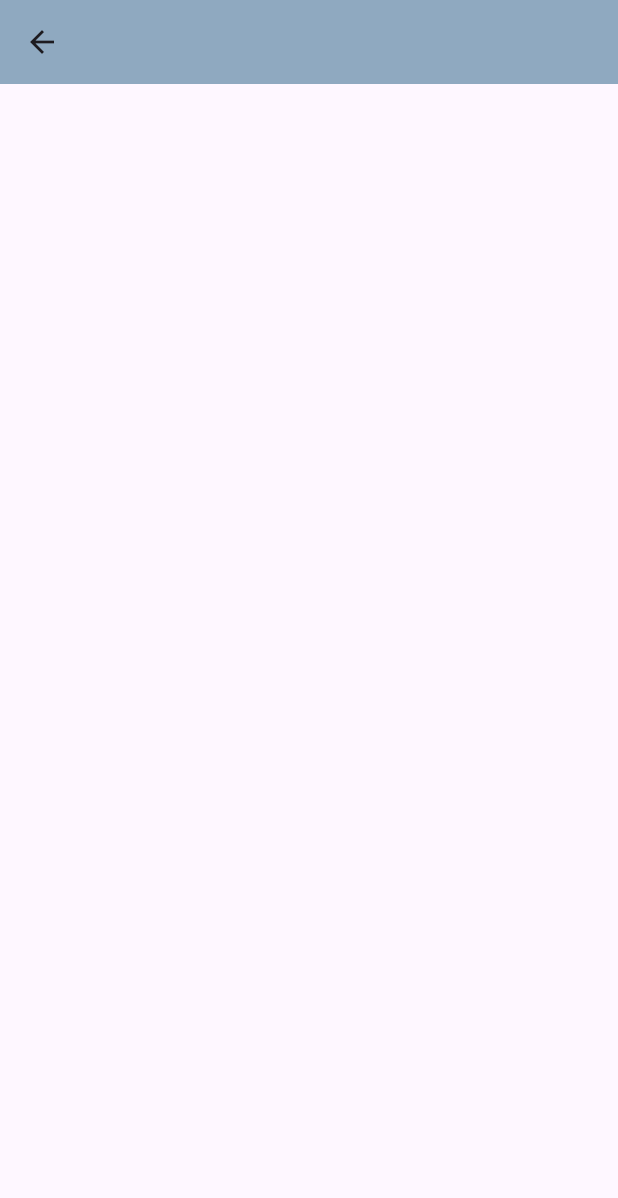
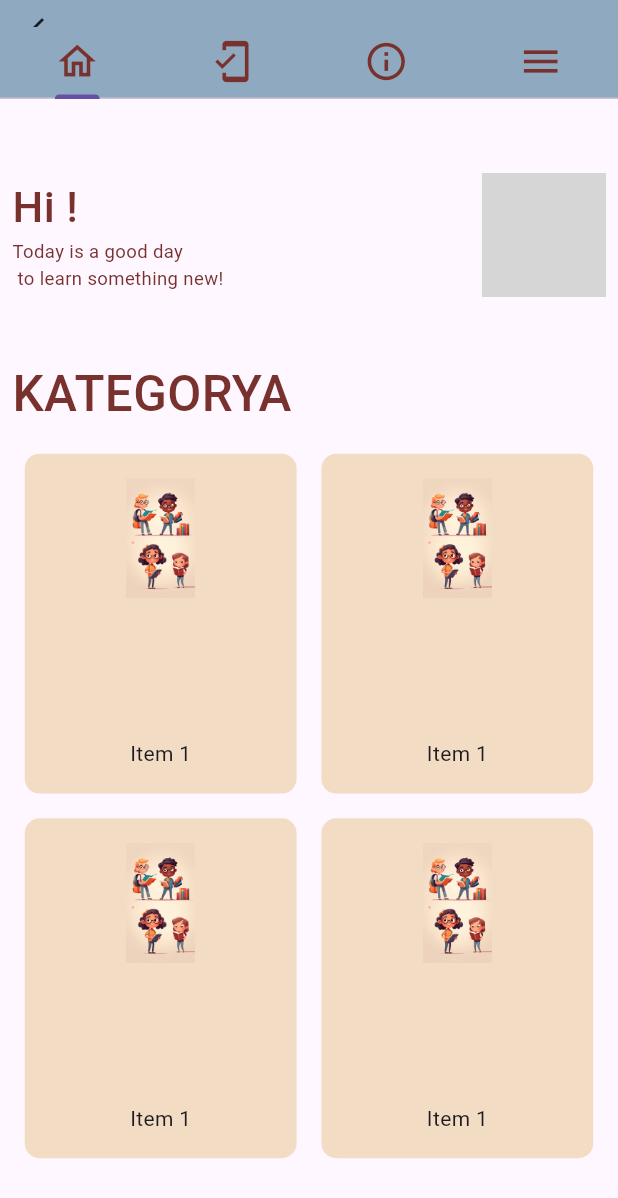
Before and after one commit to JustineQinLao/Talas, a Flutter app: the HomePage screen opened by its route, on a phone screen of 412 x 824 dp. Shown: the top 1198 px of the screen. Run offline on Flutter 3.47's test engine with Material 3 defaults, Android fonts, the phone set to English and light mode, and no system bars; our stand-ins replace google_fonts, shared_preferences; accounts and stored records are empty; Roboto replaces fonts that are missing (Cuprum); grey boxes are pictures that could not be loaded.

Commit message:
Started the main page design

```diff
--- /dev/null
+++ b/talas_app/lib/Pages/MainPages/home.dart
@@ -0,0 +1,155 @@
+import 'package:flutter/material.dart';
+import 'package:shared_preferences/shared_preferences.dart';
+import 'package:talas_app/Utils/style.dart';
+
+class HomeTab extends StatefulWidget {
+  final TabController controllerTab;
+  const HomeTab({super.key, required this.controllerTab});
+
+  @override
+  State<HomeTab> createState() => _HomeTabState();
+}
+
+class _HomeTabState extends State<HomeTab> {
+  final _nameController = TextEditingController();
+  final _avatarController = TextEditingController();
+
+
+  final List<Map<String, String>> items = [
+    {'image': 'assets/images/avatar.png', 'text': 'Item 1'},
+    {'image': 'assets/images/avatar.png', 'text': 'Item 1'},
+    {'image': 'assets/images/avatar.png', 'text': 'Item 1'},
+    {'image': 'assets/images/avatar.png', 'text': 'Item 1'},
+  ];
+
+  void initState() {
+    super.initState();
+    getUserInfo();
+  }
+
+  void getUserInfo() async {
+    final prefs = await SharedPreferences.getInstance();
+    setState(() {
+      _nameController.text = prefs.getString('name') ?? '';
+      _avatarController.text = prefs.getString('avatar') ?? '';
+    });
+  }
+
+  void dispose() {
+    _nameController.dispose();
+    _avatarController.dispose();
+    super.dispose();
+  }
+
+  @override
+  Widget build(BuildContext context) {
+    final height = MediaQuery.of(context).size.height;
+    final width = MediaQuery.of(context).size.width;
+    return Container(
+      padding: EdgeInsets.symmetric(
+          horizontal: width * 0.02, vertical: height * 0.03),
+      child: Column(children: [
+        SizedBox(height: height * 0.03),
+
+        Row(mainAxisAlignment: MainAxisAlignment.spaceBetween, children: [
+          Column(
+            mainAxisAlignment: MainAxisAlignment.center,
+            crossAxisAlignment: CrossAxisAlignment.start,
+            children: [
+              Text('Hi ${_nameController.text.trim()}!',
+                  style: CustomFonts.iniText(
+                      fontsize: width * 0.07,
+                      color: CustomColors.darkbrown,
+                      fontWeight: FontWeight.w500)),
+              Text('Today is a good day \n to learn something new!',
+                  style: CustomFonts.iniText(
+                      fontsize: width * 0.03, color: CustomColors.darkbrown)),
+            ],
+          ),
+          GestureDetector(
+            onTap: () {
+              // _showAvatarSelection(context);
+              widget.controllerTab.animateTo(3);
+            },
+            child: Container(
+              child: Align(
+                  alignment: Alignment.topCenter,
+                  child: SizedBox(
+                    child: CircleAvatar(
+                      radius: width * 0.1,
+                      backgroundColor: Colors.transparent,
+                      child: CircleAvatar(
+                        child: Align(
+                          alignment: Alignment.bottomRight,
+                          child: CircleAvatar(
+                            backgroundColor: CustomColors.cream,
+                            radius: width * 0.04,
+                            child: Icon(
+                              Icons.camera_alt,
+                              size: width * 0.04,
+                              color: CustomColors.darkbrown,
+                            ),
+                          ),
+                        ),
+                        radius: width * 0.1,
+                        backgroundImage: AssetImage(_avatarController.text),
+                        // AssetImage('assets/images/avatar.png'),
+                      ),
+                    ),
+                  )),
+            ),
+          ),
+        ]),
+
+          SizedBox(height: height * 0.05,),
+
+          Row(
+            children: [
+            Text("KATEGORYA", style: CustomFonts.iniText(fontsize: width * 0.08, color: CustomColors.darkbrown, fontWeight: FontWeight.w500)),
+          ]
+          ),
+
+          SizedBox(height: height * 0.02,),
+
+           Expanded(
+             child: Container(
+              padding: EdgeInsets.symmetric(horizontal: width * 0.02),
+               child: GridView.builder(
+                physics: NeverScrollableScrollPhysics(),
+                gridDelegate: SliverGridDelegateWithFixedCrossAxisCount(
+                  crossAxisCount: 2, // Number of columns
+                  crossAxisSpacing: width * 0.04, // Space between columns
+                  mainAxisSpacing: width * 0.04, // Space between rows
+                  childAspectRatio: .8, // Aspect ratio of each item
+                ),
+                itemCount: items.length,
+                itemBuilder: (context, index) {
+                  final item = items[index];
+                  return Container(
+                    padding: EdgeInsets.symmetric(vertical: width * 0.04),
+                    decoration: BoxDecoration(
+                      borderRadius: BorderRadius.circular(10),
+                      color: CustomColors.cream
+                    ),
+                    child: Column(
+                      mainAxisAlignment: MainAxisAlignment.spaceBetween,
+                      children: [
+                        Image.asset(
+                          item['image']!,
+                          height: 80, // Adjust height as needed
+                          width: 80,  // Adjust width as needed
+                        ),
+                        SizedBox(height: 8),
+                        Text(item['text']!),
+                      ],
+                    ),
+                  );
+                },
+                         ),
+             ),
+           )
+
+      ]),
+    );
+  }
+}
--- a/talas_app/lib/Pages/create_avatar.dart
+++ b/talas_app/lib/Pages/create_avatar.dart
@@ -150,6 +150,8 @@ class _CreateAvatarState extends State<CreateAvatar> {
                             }else{
                               final prefs = await SharedPreferences.getInstance();
                               await prefs.setBool('createdAvatar', true);
+                              await prefs.setString('name', _nameController.text);
+                              await prefs.setString('avatar', _selectedAvatar);
 
                               Navigator.of(context).pushReplacementNamed('/');
                             }
--- a/talas_app/lib/Pages/home_page.dart
+++ b/talas_app/lib/Pages/home_page.dart
@@ -1,5 +1,6 @@
 import 'package:flutter/material.dart';
 import 'package:shared_preferences/shared_preferences.dart';
+import 'package:talas_app/Pages/MainPages/home.dart';
 import 'package:talas_app/Utils/style.dart';
 
 class HomePage extends StatefulWidget {
@@ -9,12 +10,14 @@ class HomePage extends StatefulWidget {
   State<HomePage> createState() => _HomePageState();
 }
 
-class _HomePageState extends State<HomePage> {
+class _HomePageState extends State<HomePage> with SingleTickerProviderStateMixin {
+  late TabController _tabController;
   void initState() {
     super.initState();
-    check();
+    _tabController = TabController(length: 4, vsync: this);
+    initializePreferences();
   }
-  void check() async {
+  void initializePreferences() async {
     final prefs = await SharedPreferences.getInstance();
     prefs.setBool('started', false);
     prefs.setBool('createdAvatar', false);
@@ -22,11 +25,45 @@ class _HomePageState extends State<HomePage> {
   @override
   Widget build(BuildContext context) {
 
-    return Scaffold(
-      appBar: AppBar(
-        backgroundColor: CustomColors.blue,
+    final height = MediaQuery.of(context).size.height;
+    final width = MediaQuery.of(context).size.width;
+
+    return DefaultTabController(
+      length: 4,
+      child: Scaffold(
+        appBar: PreferredSize(
+          preferredSize: Size.fromHeight(height * 0.08),
+          child: AppBar(
+            backgroundColor: CustomColors.blue,
+            bottom: TabBar(
+              controller: _tabController,
+              tabs: [
+                Tab(icon: CustomIcons.styledIcon(icon: Icons.home_outlined)),
+                Tab(icon: CustomIcons.styledIcon(icon: Icons.mobile_friendly_outlined)),
+                Tab(icon: CustomIcons.styledIcon(icon: Icons.info_outline)),
+                Tab(icon: CustomIcons.styledIcon(icon: Icons.menu)),
+
+              ],
+            )
+          ),
+        ),
+        body: TabBarView(
+          controller: _tabController,
+          children: [
+
+            HomeTab(controllerTab: _tabController,),
+            Center(child: Text('Guide')),
+            Center(child: Text('About')),
+            Center(child: Text('Menu')),
+          ],
+        ),
       ),
-      body: Container(),
     );
   }
+
+  @override
+  void dispose() {
+    _tabController.dispose();
+    super.dispose();
+  }
 }
--- a/talas_app/lib/Utils/style.dart
+++ b/talas_app/lib/Utils/style.dart
@@ -11,6 +11,7 @@ class CustomColors {
   static const Color lightcream = Color.fromARGB(255, 230, 220, 196);
 
 }
+
 
 class CustomFonts {
   static TextStyle iniText(
@@ -81,3 +82,23 @@ class CustomButtons {
   }
 
 }
+
+
+class CustomIcons {
+  static Icon styledIcon(
+    {
+      required IconData icon,
+      Color color = CustomColors.darkbrown,
+      double size = 30,
+      double borderRadius = 0.0
+    }
+  ){
+    return Icon(
+      icon,
+      color: color,
+      size: size,
+
+    );
+  }
+
+}
```
